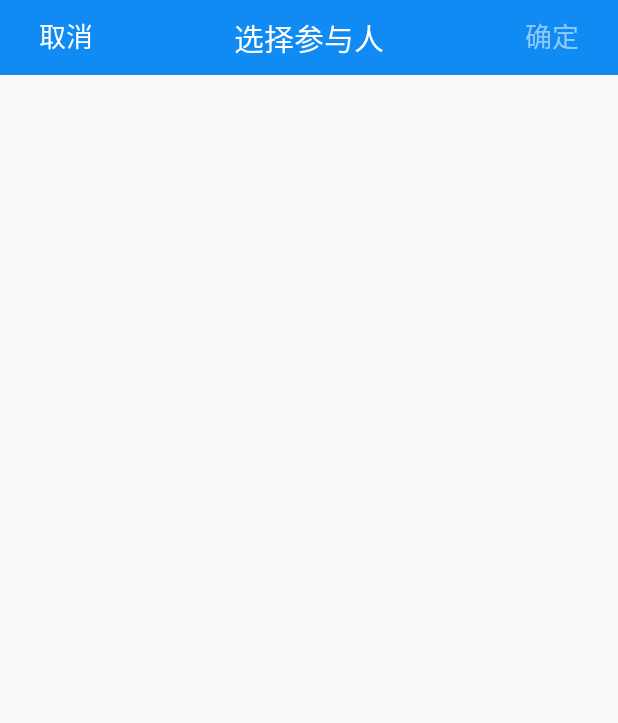
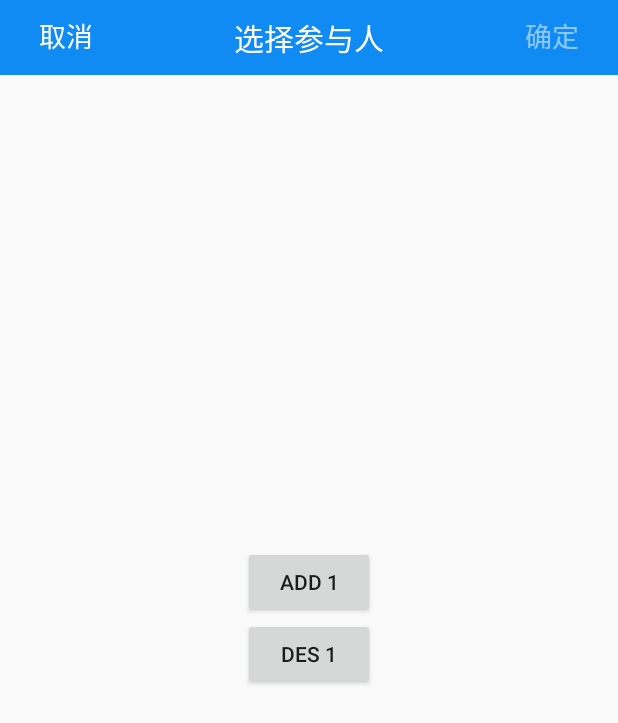
Before and after one commit to crab0314/meeting, an Android app: the AddPartyActivity screen opened directly, with no data from a screen before it, on a phone screen of 412 x 824 dp. Shown: the top 723 px of the screen. Run offline under Robolectric (Android 15) with nearby library versions, the phone set to English and light mode, and no system bars.

Commit message:
邀请加入的界面处理

```diff
--- a/app/src/main/AndroidManifest.xml
+++ b/app/src/main/AndroidManifest.xml
@@ -20,6 +20,7 @@
         <activity android:name=".activity.HomeActivity"></activity>
         <activity android:name=".activity.AddPartyActivity"></activity>
         <activity android:name=".activity.SearchFriendActivity"></activity>
+        <activity android:name=".activity.OnMeetingActivity"></activity>
     </application>
 
 </manifest>
--- a/app/src/main/res/layout/activity_add_party.xml
+++ b/app/src/main/res/layout/activity_add_party.xml
@@ -14,18 +14,44 @@
 
         <Button
             style="@style/buttonTitle"
+            android:id="@+id/cancel"
             android:text="@string/negative"
-            android:layout_alignParentLeft="true"/>
+            android:layout_alignParentLeft="true"
+            android:onClick="click"/>
 
         <Button
             style="@style/buttonTitle"
+            android:id="@+id/confirm"
             android:text="@string/confirm_gray"
             android:layout_alignParentRight="true"
             android:enabled="false"
             android:textColor="@drawable/color_text_confirm"
+            android:onClick="click"
             />
 
     </RelativeLayout>
 
 
+    <LinearLayout
+        android:layout_centerInParent="true"
+        android:layout_width="wrap_content"
+        android:layout_height="wrap_content"
+        android:orientation="vertical">
+
+        <Button
+            android:id="@+id/add"
+            android:layout_width="wrap_content"
+            android:layout_height="wrap_content"
+            android:text="add 1"
+            android:onClick="click"/>
+
+        <Button
+            android:id="@+id/dec"
+            android:layout_width="wrap_content"
+            android:layout_height="wrap_content"
+            android:text="des 1"
+            android:onClick="click"/>
+
+    </LinearLayout>
+
 </RelativeLayout>
--- a/app/src/main/res/layout/activity_search_friend.xml
+++ b/app/src/main/res/layout/activity_search_friend.xml
@@ -14,6 +14,8 @@
 
         <Button
             style="@style/buttonTitle"
+            android:id="@+id/cancel"
+            android:onClick="click"
             android:text="@string/negative"/>
 
     </RelativeLayout>
```
Also changed, not shown: app/src/main/java/com/crab/doit/meetingonline/activity/AddPartyActivity.java (+64 -0 lines), app/src/main/java/com/crab/doit/meetingonline/activity/OnMeetingActivity.java (added, +60 -0 lines), app/src/main/java/com/crab/doit/meetingonline/activity/SearchFriendActivity.java (+10 -0 lines), app/src/main/res/layout/activity_meeting.xml (added, +23 -0 lines), app/src/main/res/values/strings.xml (+6 -1 lines).
